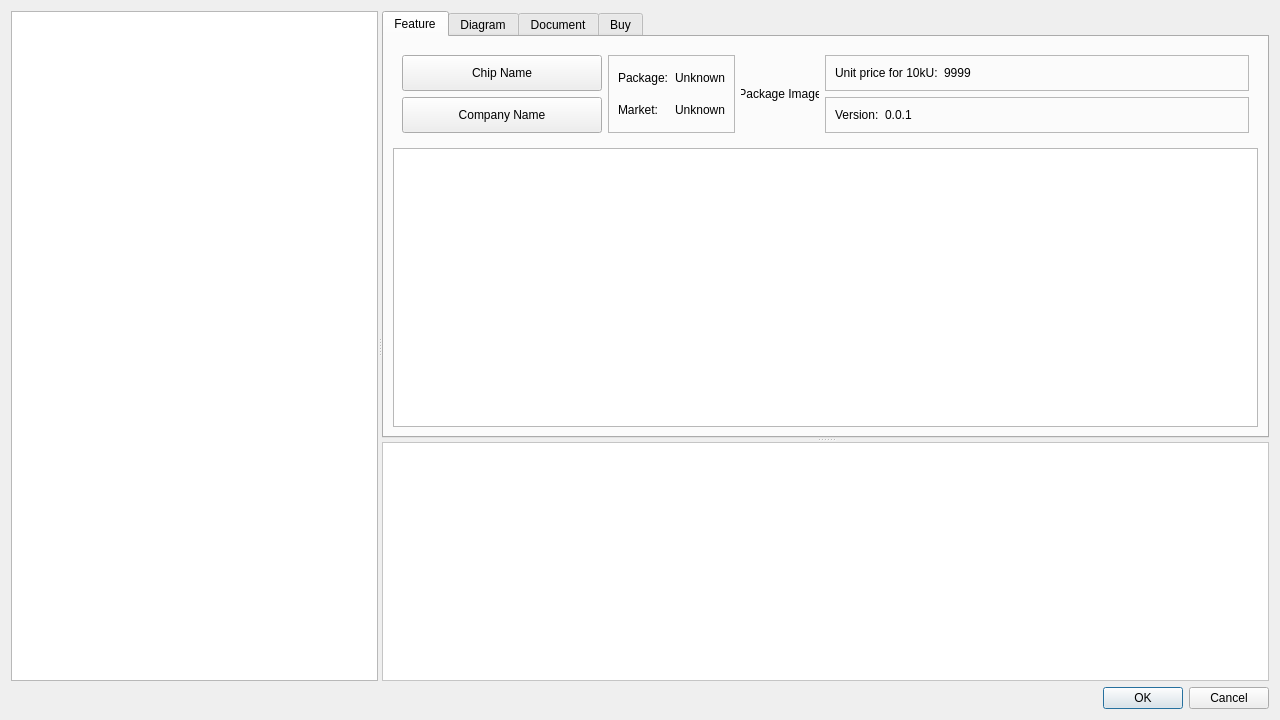
csplink/csp, file apps/dev/dialogs/choose_chip_dialog.ui: the form before one commit.
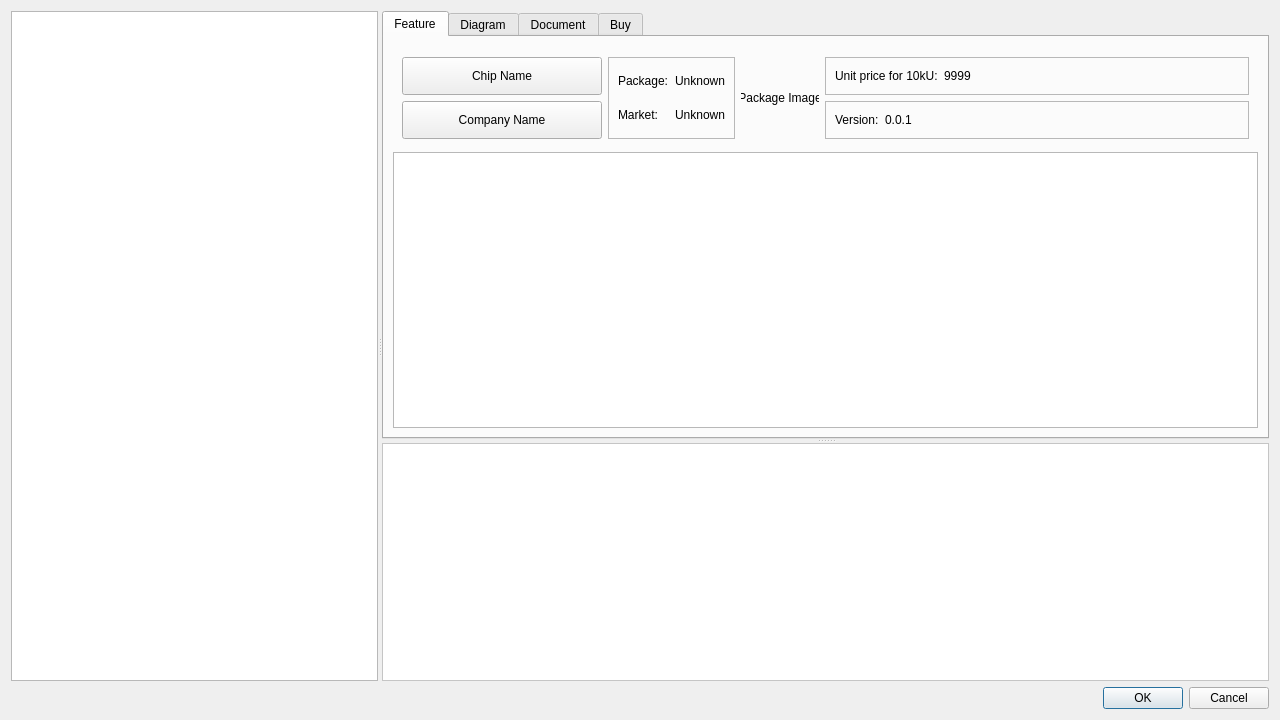
The form after the commit.

Commit message: 🐞 fix(choose_chip_dialog): 修复小屏分辨率异常的问题

Diff of the .ui file:
```diff
--- a/apps/dev/dialogs/choose_chip_dialog.ui
+++ b/apps/dev/dialogs/choose_chip_dialog.ui
@@ -42,6 +42,12 @@
         <layout class="QGridLayout" name="gridLayout_7">
          <item row="0" column="0">
           <widget class="QFrame" name="frame_2">
+           <property name="minimumSize">
+            <size>
+             <width>0</width>
+             <height>100</height>
+            </size>
+           </property>
            <property name="maximumSize">
             <size>
              <width>16777215</width>
@@ -54,7 +60,7 @@
            <property name="frameShadow">
             <enum>QFrame::Raised</enum>
            </property>
-           <layout class="QGridLayout" name="gridLayout_6">
+           <layout class="QGridLayout" name="gridLayout_6" rowstretch="1,1,0">
             <item row="0" column="0">
              <widget class="QPushButton" name="pushbutton_name">
               <property name="sizePolicy">
@@ -135,6 +141,12 @@
                <enum>QFrame::Raised</enum>
               </property>
               <layout class="QGridLayout" name="gridLayout_2">
+               <property name="topMargin">
+                <number>0</number>
+               </property>
+               <property name="bottomMargin">
+                <number>0</number>
+               </property>
                <item row="0" column="0">
                 <widget class="QLabel" name="label_4">
                  <property name="text">
@@ -173,6 +185,12 @@
                <enum>QFrame::Raised</enum>
               </property>
               <layout class="QGridLayout" name="gridLayout_4">
+               <property name="topMargin">
+                <number>0</number>
+               </property>
+               <property name="bottomMargin">
+                <number>0</number>
+               </property>
                <item row="0" column="0">
                 <widget class="QLabel" name="label_6">
                  <property name="text">
```
